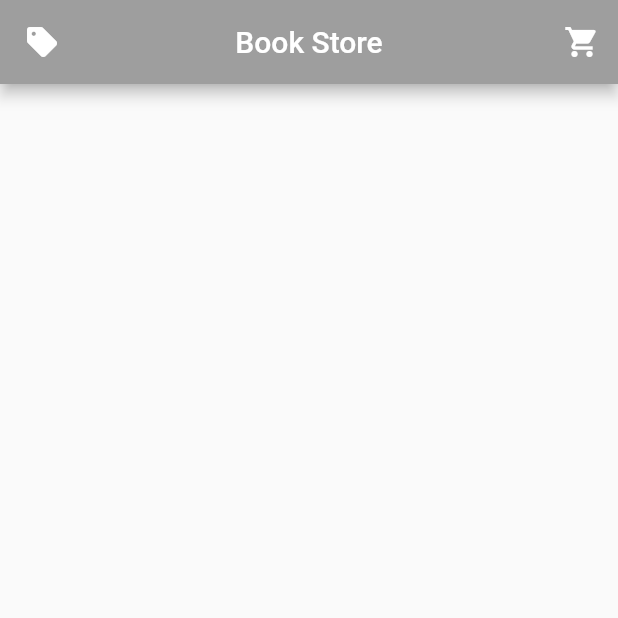
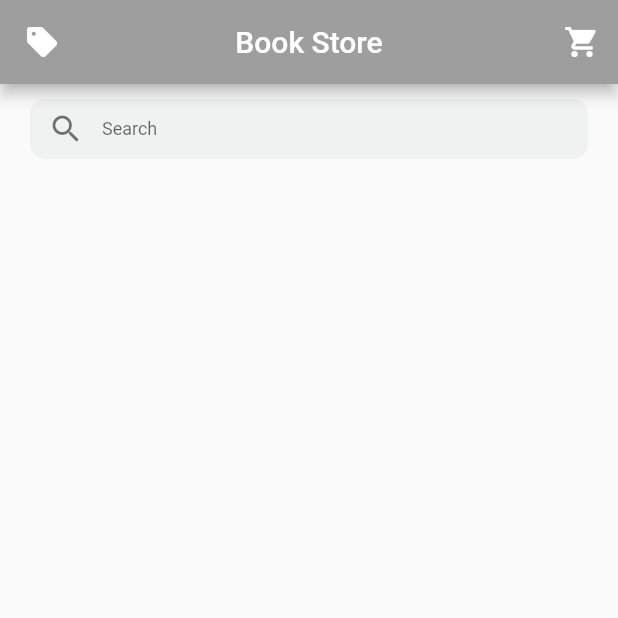
Before and after one commit to Pipeparin12/CSC291_BookStoreApp, a Flutter app: the screen it shows after launch, on a phone screen of 412 x 824 dp, the top half of it. Run offline on Flutter 3.47's test engine with Material 2 defaults, Android fonts, the phone set to English and light mode, and no system bars.

Commit message:
Add folder(screen, theme) & add file light_color, theme & add serach box in homepage

```diff
--- a/bookstoreapp291/lib/main.dart
+++ b/bookstoreapp291/lib/main.dart
@@ -1,5 +1,5 @@
 import 'package:flutter/material.dart';
-import 'package:bookstoreapp291/homepage.dart';
+import 'package:bookstoreapp291/screen/homepage.dart';
 
 void main() {
   runApp(const MyApp());
--- a/bookstoreapp291/lib/homepage.dart
+++ b/bookstoreapp291/lib/screen/homepage.dart
@@ -1,7 +1,9 @@
+import 'package:bookstoreapp291/theme/light_color.dart';
+import 'package:bookstoreapp291/theme/theme.dart';
 import 'package:flutter/material.dart';
 import 'package:flutter/src/foundation/key.dart';
 import 'package:flutter/src/widgets/framework.dart';
-import 'package:bookstoreapp291/cart.dart';
+import 'package:bookstoreapp291/screen/cart.dart';
 
 int _selectedIndex = 0;
 
@@ -32,8 +34,10 @@ class _MyWidgetState extends State<MainScreen> {
           )
         ],
       ),
-      body: Center(
-
+      body: Column(
+        crossAxisAlignment: CrossAxisAlignment.start,
+        mainAxisAlignment: MainAxisAlignment.start,
+        children: <Widget>[_search()],
       ),
       bottomNavigationBar: BottomNavigationBar(
         type: BottomNavigationBarType.shifting,
@@ -70,3 +74,30 @@ class _MyWidgetState extends State<MainScreen> {
     });
   }
 }
+
+Widget _search() {
+  return Container(
+    margin: AppTheme.padding,
+    child: Row(
+      children: <Widget>[
+        Expanded(
+            child: Container(
+          height: 40,
+          alignment: Alignment.center,
+          decoration: BoxDecoration(
+              color: LightColor.lightGrey.withAlpha(100),
+              borderRadius: BorderRadius.all(Radius.circular(10))),
+          child: TextField(
+            decoration: InputDecoration(
+                border: InputBorder.none,
+                hintText: "Search",
+                hintStyle: TextStyle(fontSize: 12),
+                contentPadding:
+                    EdgeInsets.only(left: 10, right: 10, bottom: 0, top: 5),
+                prefixIcon: Icon(Icons.search, color: Colors.black54)),
+          ),
+        ))
+      ],
+    ),
+  );
+}
```
Also changed, not shown: bookstoreapp291/lib/theme/light_color.dart (added, +25 -0 lines), bookstoreapp291/lib/theme/theme.dart (added, +48 -0 lines), bookstoreapp291/lib/screen/cart.dart (renamed from bookstoreapp291/lib/cart.dart).
